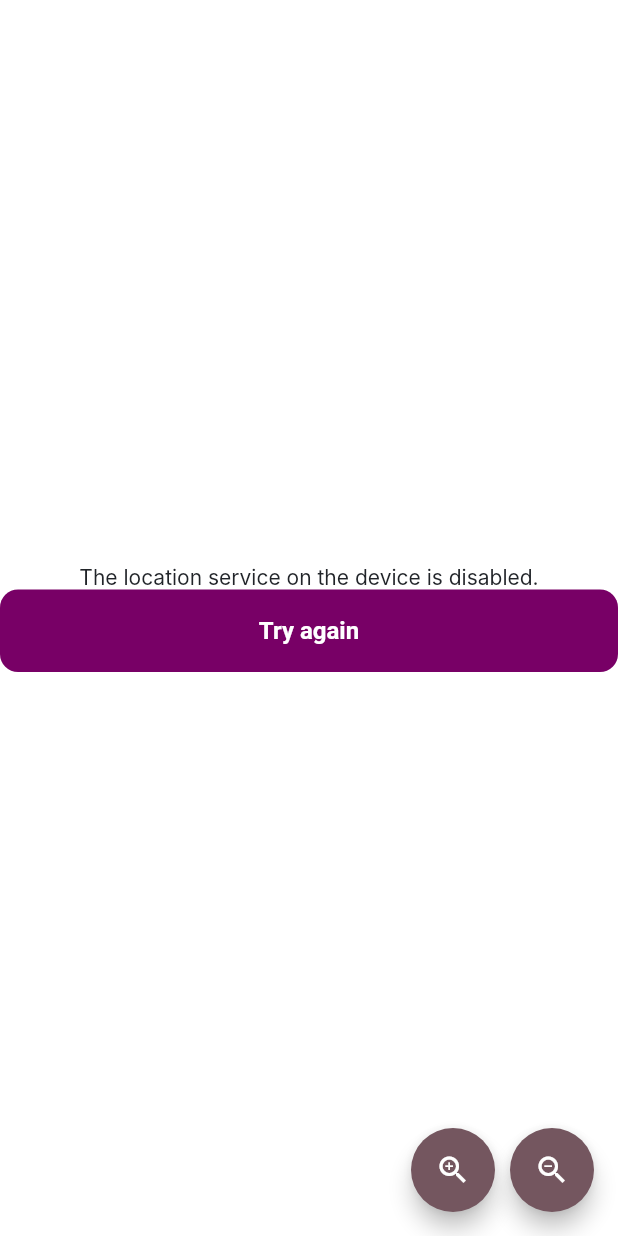
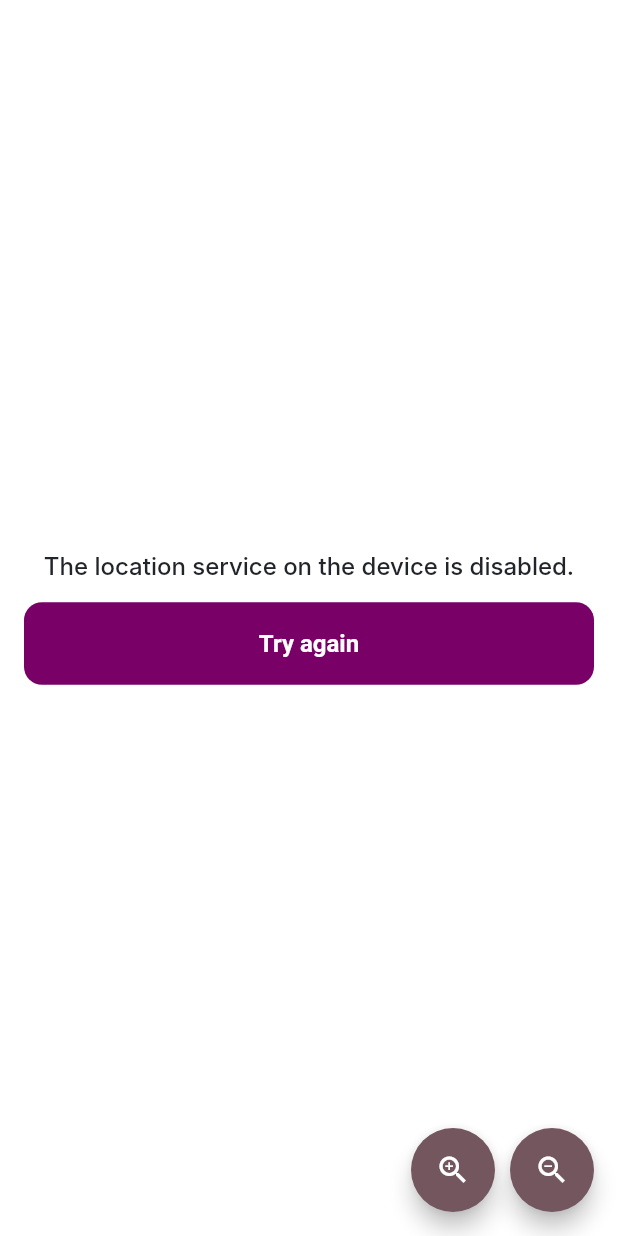
Before and after one commit to scov1/maps, a Flutter app: the GisMapScreen screen opened directly, on a phone screen of 412 x 824 dp. Run offline on Flutter 3.47's test engine with Material 2 defaults, Android fonts, the phone set to English and light mode, and no system bars; drawn by our look-alikes of loader_overlay; our stand-ins replace dio, equatable, flutter_bloc, flutter_secure_storage, flutter_svg, geolocator and 6 more; missing offline and left inert: dgis_flutter, flutter_osm_plugin; accounts and stored records are empty; Roboto replaces fonts that are missing (Inter, Montserrat Alternates).

Commit message:
fix bugs

```diff
--- a/lib/widgets/error.dart
+++ b/lib/widgets/error.dart
@@ -15,11 +15,17 @@ class AppErrorWidget extends StatelessWidget {
 
   @override
   Widget build(BuildContext context) {
-    return Column(
+    return Padding(
+      padding: const EdgeInsets.all(16.0),
+      child: Column(
         crossAxisAlignment: CrossAxisAlignment.center,
         mainAxisAlignment: MainAxisAlignment.center,
         children: [
-        Text(message ?? S.current.errorGeneral),
+          Text(
+            message ?? S.current.errorGeneral,
+            style: context.text.s16w500,
+          ),
+          const SizedBox(height: 15),
           Row(
             children: [
               Expanded(
@@ -34,6 +40,7 @@ class AppErrorWidget extends StatelessWidget {
             ],
           ),
         ],
+      ),
     );
   }
 }
```
Also changed, not shown: lib/home/ui/gis_map/bloc/parts/get_gis_map.dart (+13 -5 lines). Lines whose indentation alone changed are shown as unchanged.
